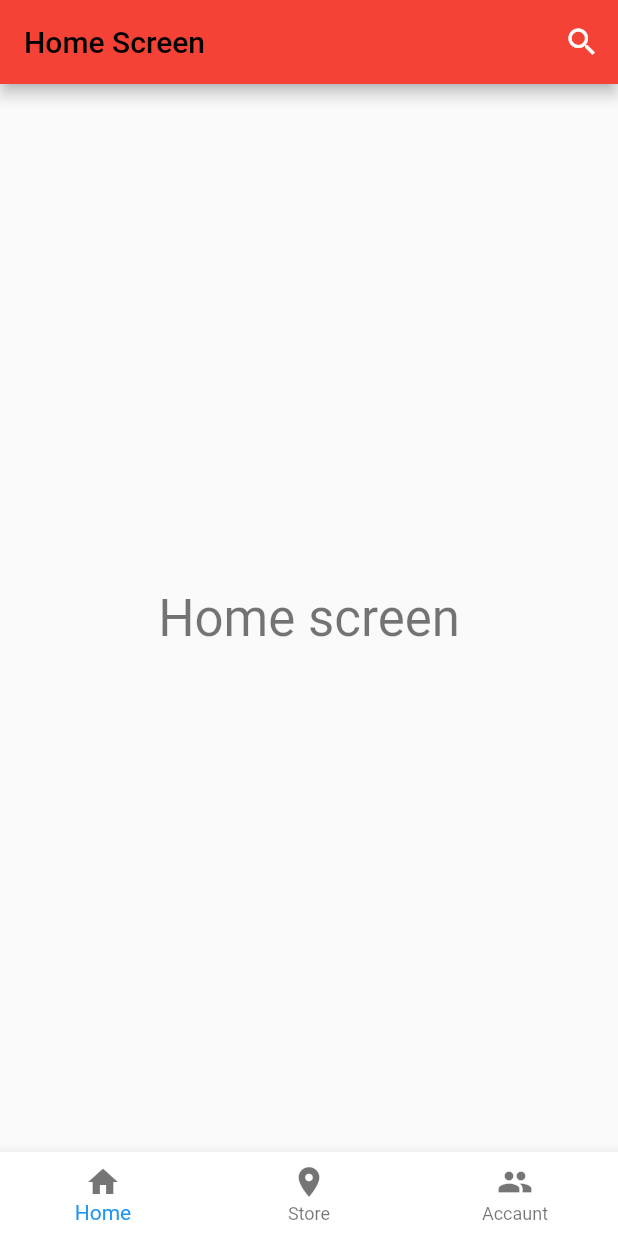
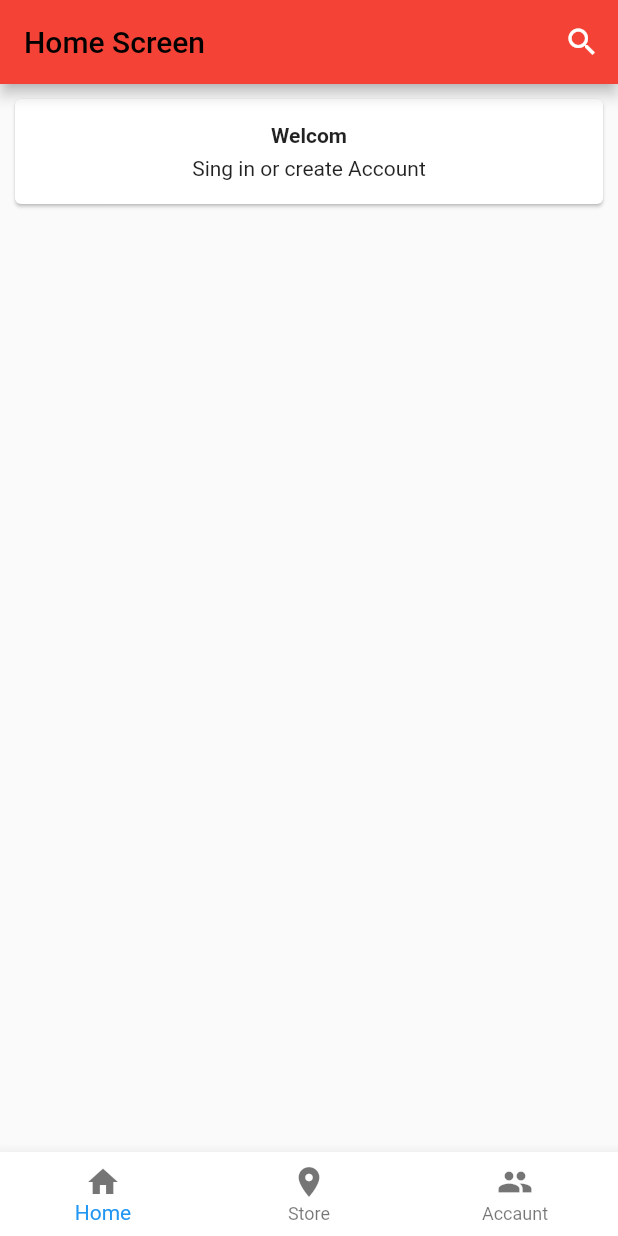
Before and after one commit to rkostritsyn/flutter_app_demo, a Flutter app: the screen it shows after launch, on a phone screen of 412 x 824 dp. Run offline on Flutter 3.47's test engine with Material 2 defaults, Android fonts, the light colour scheme and no system bars.

Commit message:
add home screen -> sign in banner

```diff
--- a/lib/home_screen.dart
+++ b/lib/home_screen.dart
@@ -7,16 +7,34 @@ class HomeScreen extends StatelessWidget {
 
   @override
   Widget build(BuildContext context) {
-    return new Scaffold(
-      body: new Center(
-        child: new Column(
-          mainAxisAlignment: MainAxisAlignment.center,
-          children: <Widget>[
-            new Text(
-              listType,
-              style: Theme.of(context).textTheme.display1,
+    return new Material(
+      child: new Container(
+        child: new SingleChildScrollView(
+          child: new ConstrainedBox(
+            constraints: new BoxConstraints(),
+            child: new Column(
+              children: <Widget>[
+                Card(
+                  child: ConstrainedBox(constraints: BoxConstraints.expand(height: 70),
+                    child: new Container(
+                      padding: EdgeInsets.all(10),
+                      child: new Column(
+                        mainAxisSize: MainAxisSize.max,
+                        mainAxisAlignment: MainAxisAlignment.spaceEvenly,
+                        children: <Widget>[
+                          new Text("Welcom", style: TextStyle(fontWeight: FontWeight.bold)),
+                          new Text("Sing in or create Account")
+                        ],
+                      ),
+                    )
+                  ),
+                  margin: EdgeInsets.all(10),
+                )
+
+              ],
             ),
-          ],
+          ),
+
         ),
       ),
     );
```
